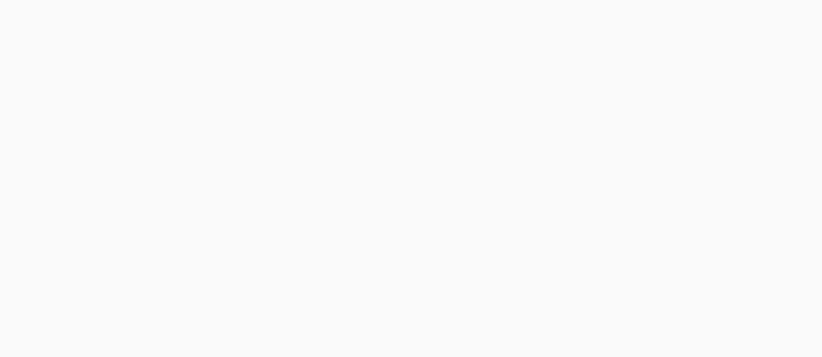
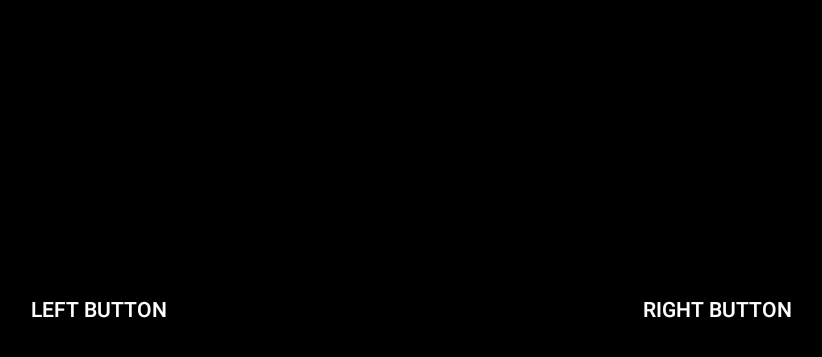
Before and after one commit to michalborzecki/andromover, an Android app: the screen it shows after launch (MainActivity), on a phone screen of 824 x 412 dp (held sideways). Before the commit the part shown is empty. Shown: the top 357 px of the screen, without its empty margins (207-1029 px from the left). Run offline under Robolectric (Android 15) with nearby library versions, the light colour scheme and no system bars.

Commit message:
added click handler and json message format

```diff
--- a/apk/app/build.gradle
+++ b/apk/app/build.gradle
@@ -21,7 +21,5 @@ android {
 dependencies {
     implementation fileTree(dir: 'libs', include: ['*.jar'])
     implementation 'com.android.support:appcompat-v7:26.1.0'
-    testImplementation 'junit:junit:4.12'
-    androidTestImplementation 'com.android.support.test:runner:1.0.1'
-    androidTestImplementation 'com.android.support.test.espresso:espresso-core:3.0.1'
+    implementation 'com.android.support.constraint:constraint-layout:1.0.2'
 }
--- a/apk/app/src/main/java/sr/andromover/MainActivity.java
+++ b/apk/app/src/main/java/sr/andromover/MainActivity.java
@@ -4,8 +4,15 @@ import android.app.Activity;
 import android.hardware.SensorManager;
 import android.os.Bundle;
 import android.util.Log;
+import android.view.View;
+import android.view.Window;
 import android.view.WindowManager;
+import android.widget.Button;
 
+import sr.andromover.click.ButtonType;
+import sr.andromover.message.ClickMessage;
+import sr.andromover.message.Message;
+import sr.andromover.message.MoveMessage;
 import sr.andromover.move.MoveDetector;
 import sr.andromover.move.MoveDetectorListener;
 
@@ -13,15 +20,15 @@ public class MainActivity extends Activity implements MoveDetectorListener {
     private MoveDetector moveDetector;
 
     @Override
-    public void onMoveDetected(float x, float y) {
-        Log.v("Move | ", "x: " + x + " y: " + y);
-    }
-
-    @Override
     public void onCreate(Bundle savedInstanceState) {
         super.onCreate(savedInstanceState);
+        requestWindowFeature(Window.FEATURE_NO_TITLE);
+        getWindow().addFlags(
+                WindowManager.LayoutParams.FLAG_KEEP_SCREEN_ON & WindowManager.LayoutParams.FLAG_FULLSCREEN
+        );
+        setContentView(R.layout.activity_main);
 
-        getWindow().addFlags(WindowManager.LayoutParams.FLAG_KEEP_SCREEN_ON);
+        addButtonsClickListeners();
 
         moveDetector = new MoveDetector((SensorManager) getSystemService(SENSOR_SERVICE));
         moveDetector.registerListener(this);
@@ -32,4 +39,33 @@ public class MainActivity extends Activity implements MoveDetectorListener {
         super.onDestroy();
         moveDetector.unregisterListener(this);
     }
+
+    @Override
+    public void onMoveDetected(float x, float y) {
+        sendMessage(new MoveMessage(x, y));
+    }
+
+    private void addButtonsClickListeners() {
+        findViewById(R.id.leftButton).setOnClickListener(new View.OnClickListener() {
+            @Override
+            public void onClick(View view) {
+                onButtonClicked(ButtonType.Left);
+            }
+        });
+        findViewById(R.id.rightButton).setOnClickListener(new View.OnClickListener() {
+            @Override
+            public void onClick(View view) {
+                onButtonClicked(ButtonType.Right);
+            }
+        });
+    }
+
+    private void onButtonClicked(ButtonType button) {
+        sendMessage(new ClickMessage(button));
+    }
+
+    private void sendMessage(Message message) {
+        // TODO sending message to server
+        Log.v("Message", message.getMessageJSON().toString());
+    }
 }
--- /dev/null
+++ b/apk/app/src/main/res/layout/activity_main.xml
@@ -0,0 +1,29 @@
+<?xml version="1.0" encoding="utf-8"?>
+<LinearLayout xmlns:android="http://schemas.android.com/apk/res/android"
+    xmlns:app="http://schemas.android.com/apk/res-auto"
+    xmlns:tools="http://schemas.android.com/tools"
+    android:layout_width="match_parent"
+    android:layout_height="match_parent"
+    android:background="@android:color/black"
+    android:weightSum="1">
+
+    <Button
+        android:id="@+id/leftButton"
+        style="?android:attr/buttonBarButtonStyle"
+        android:layout_width="wrap_content"
+        android:layout_height="match_parent"
+        android:layout_weight="0.5"
+        android:background="@android:color/transparent"
+        android:text="@string/left_button"
+        android:textColor="@android:color/white" />
+
+    <Button
+        android:id="@+id/rightButton"
+        style="?android:attr/buttonBarButtonStyle"
+        android:layout_width="wrap_content"
+        android:layout_height="match_parent"
+        android:layout_weight="0.5"
+        android:background="@android:color/transparent"
+        android:text="@string/right_button"
+        android:textColor="@android:color/white" />
+</LinearLayout>
--- a/apk/app/src/main/res/values/strings.xml
+++ b/apk/app/src/main/res/values/strings.xml
@@ -1,3 +1,5 @@
 <resources>
     <string name="app_name">andromover</string>
+    <string name="left_button">Left button</string>
+    <string name="right_button">Right button</string>
 </resources>
```
Also changed, not shown: apk/app/src/main/AndroidManifest.xml (+4 -3 lines), apk/app/src/main/java/sr/andromover/click/ButtonType.java (added, +18 -0 lines), apk/app/src/main/java/sr/andromover/message/ClickMessage.java (added, +34 -0 lines), apk/app/src/main/java/sr/andromover/message/Message.java (added, +22 -0 lines), apk/app/src/main/java/sr/andromover/message/MoveMessage.java (added, +44 -0 lines), 2 other files.
